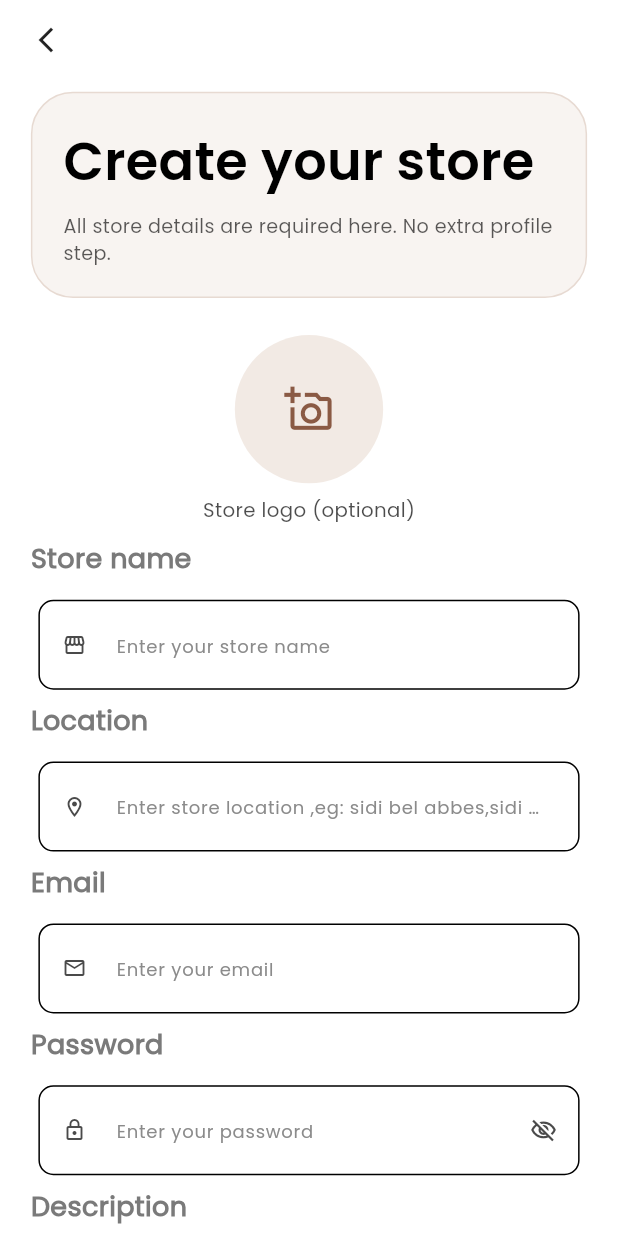
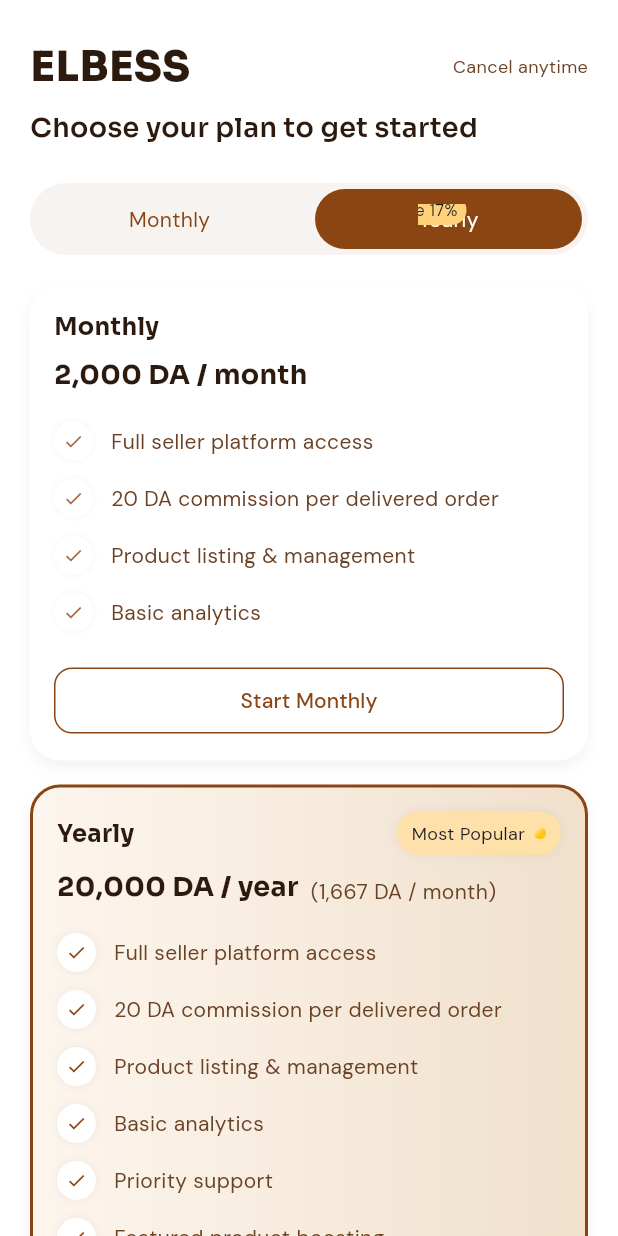
Before and after one commit to mmehenni-netizen/ElbessStore, a Flutter app: the screen it shows after launch, after a tap on "Create a new store", on a phone screen of 412 x 824 dp. Run offline on Flutter 3.47's test engine with Material 3 defaults, Android fonts, the phone set to English and light mode, and no system bars; our stand-ins replace dio, flutter_svg, gap, google_fonts, image_picker, shared_preferences and 1 more.

Commit message:
feat(sub): add subscription selection screen and route from options

```diff
--- a/lib/features/Options_view/Widgets/options_body.dart
+++ b/lib/features/Options_view/Widgets/options_body.dart
@@ -1,6 +1,7 @@
 import 'package:elbess_store/core/constants/optionsbtn.dart';
 import 'package:elbess_store/core/utils/size_config.dart';
 import 'package:elbess_store/features/Auth/Presentation/Pages/login_view.dart';
+import 'package:elbess_store/features/Subscription/subscription_screen.dart';
 import 'package:elbess_store/features/Auth/Presentation/Pages/signup_view.dart';
 import 'package:flutter/material.dart';
 import 'package:flutter_svg/svg.dart';
@@ -35,10 +36,10 @@
               Gap(sh * 0.04),
               Text("Build your store",style: TextStyle(fontSize: sw * 0.06,fontFamily: "bold"),),
            Gap(sh * 0.08),
-            GestureDetector(
+              GestureDetector(
               onTap: () {
                 Navigator.push(context, PageRouteBuilder(
-                  pageBuilder: (context, animation, secondaryAnimation) => const SignupView(),
+                  pageBuilder: (context, animation, secondaryAnimation) => const SubscriptionScreen(),
                   transitionsBuilder: (context, animation, secondaryAnimation, child) {
                     return SlideTransition(
                       position: Tween<Offset>(begin: const Offset(1, 0), end: Offset.zero)
--- /dev/null
+++ b/lib/features/Subscription/subscription_screen.dart
@@ -0,0 +1,415 @@
+import 'package:flutter/material.dart';
+import 'package:flutter_svg/flutter_svg.dart';
+import 'package:google_fonts/google_fonts.dart';
+
+enum PlanType { monthly, yearly }
+
+class SubscriptionScreen extends StatefulWidget {
+  const SubscriptionScreen({Key? key}) : super(key: key);
+
+  @override
+  State<SubscriptionScreen> createState() => _SubscriptionScreenState();
+}
+
+class _SubscriptionScreenState extends State<SubscriptionScreen>
+    with SingleTickerProviderStateMixin {
+  PlanType selectedPlan = PlanType.yearly;
+  late AnimationController _badgeController;
+
+  @override
+  void initState() {
+    super.initState();
+    _badgeController = AnimationController(
+      vsync: this,
+      duration: const Duration(seconds: 2),
+    )..repeat();
+  }
+
+  @override
+  void dispose() {
+    _badgeController.dispose();
+    super.dispose();
+  }
+
+  void _selectPlan(PlanType plan) {
+    setState(() {
+      selectedPlan = plan;
+    });
+  }
+
+  void _continue() {
+    // Navigate to signup and pass selected plan via route arguments
+    Navigator.pushNamed(context, '/signup', arguments: selectedPlan);
+  }
+
+  @override
+  Widget build(BuildContext context) {
+    final primary = const Color(0xFF8B4513);
+    final bg = Colors.white;
+    final cardAccent = const Color(0xFFF5EDE3);
+    final heading = const Color(0xFF2C1A0E);
+    final bodyText = const Color(0xFF6B4226);
+
+    return Scaffold(
+      backgroundColor: bg,
+      body: SafeArea(
+        child: LayoutBuilder(builder: (context, constraints) {
+          return SingleChildScrollView(
+            padding: const EdgeInsets.symmetric(horizontal: 20, vertical: 24),
+            child: Column(
+              crossAxisAlignment: CrossAxisAlignment.start,
+              children: [
+                // Top section
+                Row(
+                  mainAxisAlignment: MainAxisAlignment.spaceBetween,
+                  children: [
+                    Text('ELBESS',
+                        style: GoogleFonts.sora(
+                            color: heading,
+                            fontWeight: FontWeight.w800,
+                            fontSize: 28)),
+                    Text('Cancel anytime',
+                        style: GoogleFonts.dmSans(
+                            color: bodyText, fontSize: 12)),
+                  ],
+                ),
+                const SizedBox(height: 8),
+                Text('Choose your plan to get started',
+                    style: GoogleFonts.sora(
+                        color: heading,
+                        fontSize: 18,
+                        fontWeight: FontWeight.w600)),
+                const SizedBox(height: 24),
+
+                // Toggle
+                _buildToggle(primary),
+
+                const SizedBox(height: 20),
+
+                // Plans
+                GestureDetector(
+                  onTap: () => _selectPlan(PlanType.monthly),
+                  child: _planCard(
+                    title: 'Monthly',
+                    price: '2,000 DA / month',
+                    features: const [
+                      'Full seller platform access',
+                      '20 DA commission per delivered order',
+                      'Product listing & management',
+                      'Basic analytics',
+                    ],
+                    isSelected: selectedPlan == PlanType.monthly,
+                    primary: primary,
+                    cardAccent: cardAccent,
+                    heading: heading,
+                    bodyText: bodyText,
+                    ctaText: 'Start Monthly',
+                    outlined: true,
+                    onPressed: _continue,
+                  ),
+                ),
+
+                const SizedBox(height: 16),
+
+                GestureDetector(
+                  onTap: () => _selectPlan(PlanType.yearly),
+                  child: _planCard(
+                    title: 'Yearly',
+                    price: '20,000 DA / year',
+                    priceSub: '1,667 DA / month',
+                    features: const [
+                      'Full seller platform access',
+                      '20 DA commission per delivered order',
+                      'Product listing & management',
+                      'Basic analytics',
+                      'Priority support',
+                      'Featured product boosting',
+                      'Advanced analytics tools',
+                      'Store promotion visibility',
+                    ],
+                    isSelected: selectedPlan == PlanType.yearly,
+                    primary: primary,
+                    cardAccent: cardAccent,
+                    heading: heading,
+                    bodyText: bodyText,
+                    ctaText: 'Start Yearly',
+                    outlined: false,
+                    recommended: true,
+                    badgeAnimation: _badgeController,
+                    onPressed: _continue,
+                  ),
+                ),
+
+                const SizedBox(height: 24),
+                Center(
+                  child: Column(
+                    children: [
+                      GestureDetector(
+                        onTap: () => Navigator.pushNamed(context, '/login'),
+                        child: Text('Already have a subscription? Log in',
+                            style: GoogleFonts.dmSans(
+                                color: bodyText,
+                                fontSize: 13,
+                                decoration: TextDecoration.underline)),
+                      ),
+                      const SizedBox(height: 12),
+                      Row(
+                        mainAxisAlignment: MainAxisAlignment.center,
+                        children: [
+                          const Icon(Icons.lock, size: 14, color: Colors.grey),
+                          const SizedBox(width: 6),
+                          Text('Secure payment processing',
+                              style: GoogleFonts.dmSans(
+                                  color: Colors.grey, fontSize: 12)),
+                        ],
+                      )
+                    ],
+                  ),
+                ),
+              ],
+            ),
+          );
+        }),
+      ),
+    );
+  }
+
+  Widget _buildToggle(Color primary) {
+    return Container(
+      padding: const EdgeInsets.all(4),
+      decoration: BoxDecoration(
+        color: const Color(0xFFF7F3F0),
+        borderRadius: BorderRadius.circular(30),
+      ),
+      child: Row(
+        children: [
+          Expanded(
+            child: GestureDetector(
+              onTap: () => _selectPlan(PlanType.monthly),
+              child: AnimatedContainer(
+                duration: const Duration(milliseconds: 300),
+                padding: const EdgeInsets.symmetric(vertical: 10),
+                alignment: selectedPlan == PlanType.monthly
+                    ? Alignment.center
+                    : Alignment.centerLeft,
+                child: Center(
+                  child: Text('Monthly',
+                      style: GoogleFonts.dmSans(
+                          color: selectedPlan == PlanType.monthly
+                              ? Colors.white
+                              : primary)),
+                ),
+                decoration: BoxDecoration(
+                  color: selectedPlan == PlanType.monthly ? primary : Colors.transparent,
+                  borderRadius: BorderRadius.circular(26),
+                ),
+              ),
+            ),
+          ),
+          const SizedBox(width: 8),
+          Expanded(
+            child: GestureDetector(
+              onTap: () => _selectPlan(PlanType.yearly),
+              child: AnimatedContainer(
+                duration: const Duration(milliseconds: 300),
+                padding: const EdgeInsets.symmetric(vertical: 10),
+                alignment: selectedPlan == PlanType.yearly
+                    ? Alignment.center
+                    : Alignment.centerLeft,
+                child: Stack(
+                  alignment: Alignment.center,
+                  children: [
+                    Text('Yearly',
+                        style: GoogleFonts.dmSans(
+                            color: selectedPlan == PlanType.yearly ? Colors.white : primary)),
+                    if (selectedPlan == PlanType.yearly)
+                      Positioned(
+                        right: 8,
+                        top: -6,
+                        child: Container(
+                          padding: const EdgeInsets.symmetric(horizontal: 6, vertical: 2),
+                          decoration: BoxDecoration(
+                            color: const Color(0xFFFFD27A),
+                            borderRadius: BorderRadius.circular(12),
+                          ),
+                          child: Text('Save 17%', style: GoogleFonts.dmSans(fontSize: 11)),
+                        ),
+                      )
+                  ],
+                ),
+                decoration: BoxDecoration(
+                  color: selectedPlan == PlanType.yearly ? primary : Colors.transparent,
+                  borderRadius: BorderRadius.circular(26),
+                ),
+              ),
+            ),
+          ),
+        ],
+      ),
+    );
+  }
+
+  Widget _planCard({
+    required String title,
+    required String price,
+    String? priceSub,
+    required List<String> features,
+    required bool isSelected,
+    required Color primary,
+    required Color cardAccent,
+    required Color heading,
+    required Color bodyText,
+    required String ctaText,
+    required bool outlined,
+    bool recommended = false,
+    AnimationController? badgeAnimation,
+    required VoidCallback onPressed,
+  }) {
+    return AnimatedContainer(
+      duration: const Duration(milliseconds: 300),
+      padding: const EdgeInsets.all(16),
+      decoration: BoxDecoration(
+        borderRadius: BorderRadius.circular(20),
+        color: recommended
+            ? null
+            : (isSelected ? Colors.white : Colors.white),
+        border: isSelected ? Border.all(color: primary, width: 2) : null,
+        boxShadow: [
+          BoxShadow(
+            color: Colors.black.withOpacity(0.05),
+            blurRadius: 8,
+            offset: const Offset(0, 4),
+          )
+        ],
+        gradient: recommended
+            ? const LinearGradient(colors: [Color(0xFFFDF6EE), Color(0xFFF0E0CC)])
+            : null,
+      ),
+      child: Stack(
+        children: [
+          Column(
+            crossAxisAlignment: CrossAxisAlignment.start,
+            children: [
+              Row(
+                mainAxisAlignment: MainAxisAlignment.spaceBetween,
+                children: [
+                  Text(title,
+                      style: GoogleFonts.sora(
+                          color: heading, fontWeight: FontWeight.w700, fontSize: 16)),
+                  if (recommended)
+                    _mostPopularBadge(badgeAnimation),
+                ],
+              ),
+              const SizedBox(height: 8),
+              Row(
+                crossAxisAlignment: CrossAxisAlignment.end,
+                children: [
+                  Text(price,
+                      style: GoogleFonts.sora(
+                          color: heading, fontSize: 18, fontWeight: FontWeight.w700)),
+                  const SizedBox(width: 8),
+                  if (priceSub != null)
+                    Text('($priceSub)', style: GoogleFonts.dmSans(color: bodyText)),
+                ],
+              ),
+              const SizedBox(height: 12),
+              AnimatedSwitcher(
+                duration: const Duration(milliseconds: 450),
+                child: Column(
+                  key: ValueKey(isSelected),
+                  crossAxisAlignment: CrossAxisAlignment.start,
+                  children: features
+                      .map((f) => Padding(
+                            padding: const EdgeInsets.symmetric(vertical: 6),
+                            child: Row(
+                              children: [
+                                AnimatedOpacity(
+                                  opacity: isSelected ? 1 : 0.8,
+                                  duration: const Duration(milliseconds: 400),
+                                  child: Container(
+                                    padding: const EdgeInsets.all(6),
+                                    decoration: BoxDecoration(
+                                        color: Colors.white,
+                                        shape: BoxShape.circle,
+                                        boxShadow: [
+                                          BoxShadow(
+                                              color: Colors.black.withOpacity(0.06), blurRadius: 4)
+                                        ]),
+                                    child: Icon(Icons.check, size: 14, color: primary),
+                                  ),
+                                ),
+                                const SizedBox(width: 12),
+                                Expanded(
+                                    child: Text(f,
+                                        style: GoogleFonts.dmSans(
+                                            color: bodyText, fontSize: 14))),
+                              ],
+                            ),
+                          ))
+                      .toList(),
+                ),
+              ),
+              const SizedBox(height: 16),
+              Row(
+                children: [
+                  Expanded(
+                    child: OutlinedButton(
+                      onPressed: onPressed,
+                      style: OutlinedButton.styleFrom(
+                        backgroundColor: outlined ? Colors.white : primary,
+                        side: outlined ? BorderSide(color: primary) : BorderSide.none,
+                        shape: RoundedRectangleBorder(
+                            borderRadius: BorderRadius.circular(12)),
+                      ),
+                      child: Padding(
+                        padding: const EdgeInsets.symmetric(vertical: 12),
+                        child: Text(ctaText,
+                            style: GoogleFonts.dmSans(
+                                color: outlined ? primary : Colors.white)),
+                      ),
+                    ),
+                  ),
+                ],
+              )
+            ],
+          ),
+        ],
+      ),
+    );
+  }
+
+  Widget _mostPopularBadge(AnimationController? controller) {
+    return AnimatedBuilder(
+      animation: controller ?? const AlwaysStoppedAnimation(0),
+      builder: (context, child) {
+        return Container(
+          padding: const EdgeInsets.symmetric(horizontal: 10, vertical: 6),
+          decoration: BoxDecoration(
+            color: const Color(0xFFFFE1A8).withOpacity(0.95),
+            borderRadius: BorderRadius.circular(16),
+            boxShadow: [
+              BoxShadow(color: Colors.black.withOpacity(0.06), blurRadius: 6)
+            ],
+          ),
+          child: Row(
+            children: [
+              Text('Most Popular', style: GoogleFonts.dmSans(fontSize: 12)),
+              const SizedBox(width: 6),
+              Container(
+                width: 8,
+                height: 8,
+                decoration: BoxDecoration(
+                    shape: BoxShape.circle,
+                    gradient: LinearGradient(
+                        colors: [Colors.white, Colors.amber.withOpacity(0.9)],
+                        begin: Alignment.topLeft,
+                        end: Alignment.bottomRight,
+                        stops: [0.0, (controller?.value ?? 0.5)])),
+              )
+            ],
+          ),
+        );
+      },
+    );
+  }
+}
```
